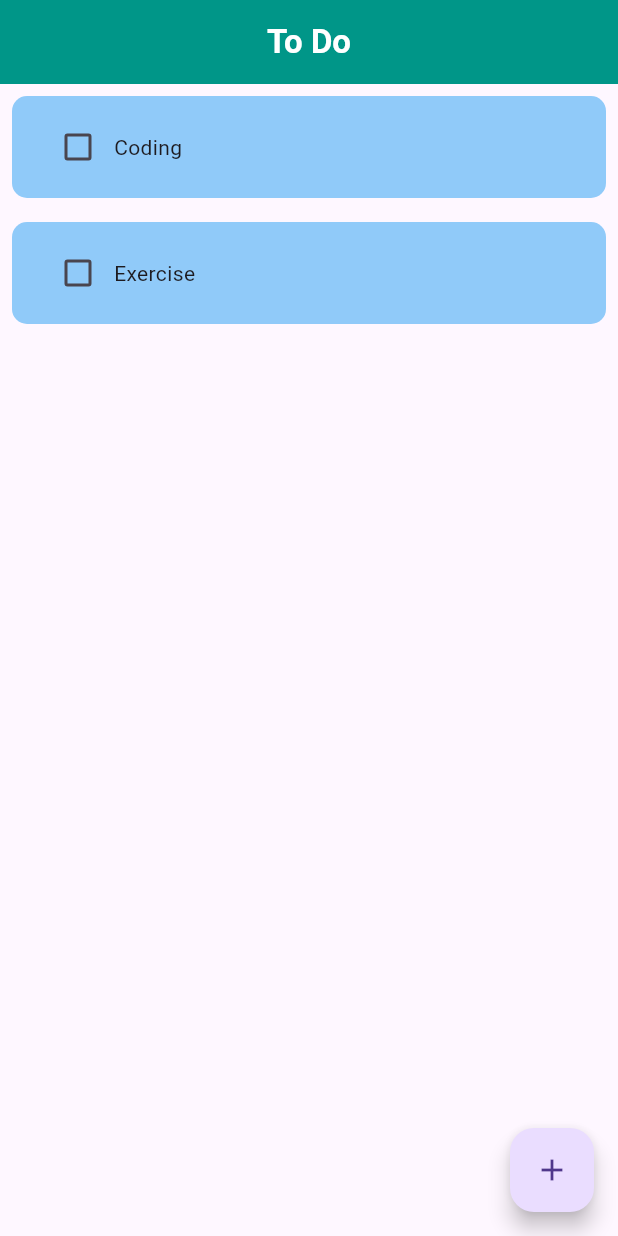
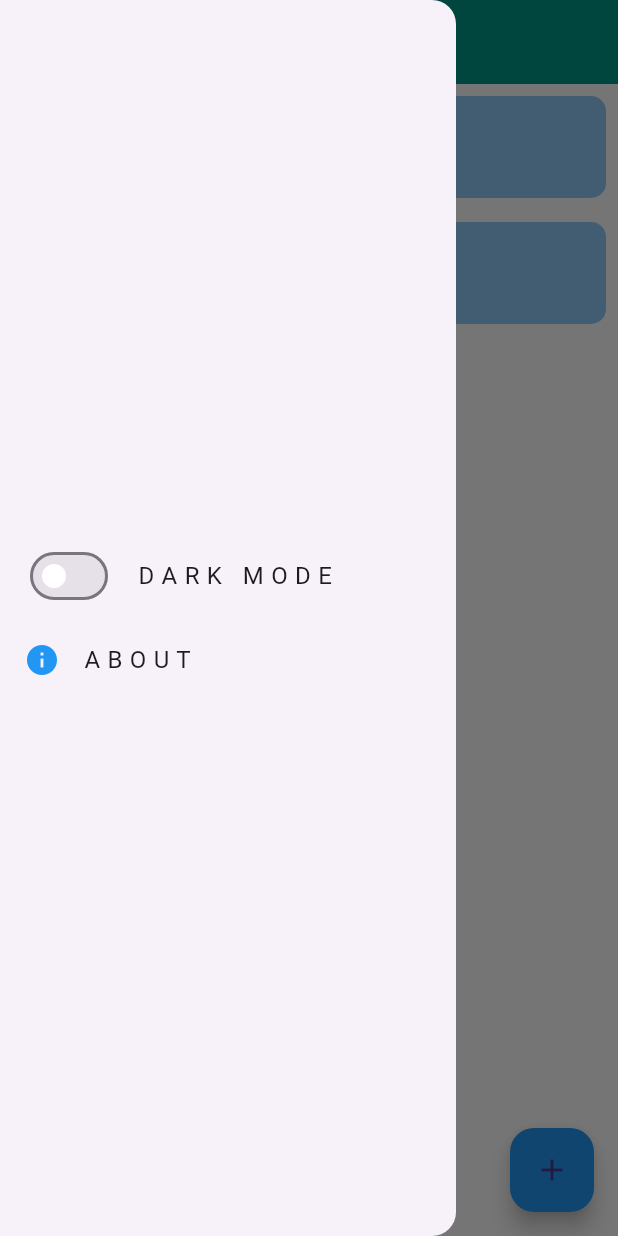
Before and after one commit to m21power/Planify_app, a Flutter app: the screen it shows after launch, with the side drawer open (before the commit the screen has no drawer), on a phone screen of 412 x 824 dp. Run offline on Flutter 3.47's test engine with Material 3 defaults, Android fonts, the phone set to English and light mode, and no system bars; drawn by our look-alikes of flutter_slidable; our stand-ins replace hive_flutter; accounts and stored records are empty.

Commit message:
switch and some theme settings added

```diff
--- a/lib/main.dart
+++ b/lib/main.dart
@@ -1,6 +1,8 @@
 import 'package:flutter/material.dart';
 import 'package:hive_flutter/hive_flutter.dart';
 import 'package:practice_app/pages/home_page.dart';
+import 'package:practice_app/settings/themes/dark_theme.dart';
+import 'package:practice_app/settings/themes/light_theme.dart';
 
 void main() async {
   // initialize hive
@@ -9,6 +11,9 @@ void main() async {
   await Hive.openBox('myBox');
   runApp(
     MaterialApp(
+      theme: LightTheme.themeData, // Apply light theme
+      darkTheme: DarkTheme.themeData, // Apply dark theme
+      themeMode: ThemeMode.light,
       debugShowCheckedModeBanner: false,
       home: HomePage(),
     ),
--- /dev/null
+++ b/lib/pages/drawer_page.dart
@@ -0,0 +1,43 @@
+import 'package:flutter/material.dart';
+import 'package:practice_app/pages/about_page.dart';
+
+class DrawerPage extends StatelessWidget {
+  Function(bool)? onChanged;
+  final isDarkMode;
+  DrawerPage({super.key, required this.onChanged, required this.isDarkMode});
+  @override
+  Widget build(BuildContext context) {
+    return Drawer(
+      child: Column(
+        mainAxisAlignment: MainAxisAlignment.center,
+        children: [
+          ListTile(
+            onTap: () {},
+            leading: Switch(
+              value: isDarkMode,
+              activeTrackColor: Colors.green,
+              onChanged: onChanged,
+              thumbColor: WidgetStateProperty.all(Colors.white),
+            ),
+            title: Text('D A R K   M O D E'),
+          ),
+          ListTile(
+            onTap: () {
+              Navigator.push(
+                context,
+                MaterialPageRoute(
+                  builder: (context) => AboutPage(),
+                ),
+              );
+            },
+            leading: Icon(
+              Icons.info,
+              color: Colors.blue,
+            ),
+            title: Text('A B O U T'),
+          ),
+        ],
+      ),
+    );
+  }
+}
--- a/lib/pages/home_page.dart
+++ b/lib/pages/home_page.dart
@@ -1,6 +1,9 @@
 import 'package:flutter/material.dart';
 import 'package:hive_flutter/hive_flutter.dart';
 import 'package:practice_app/data/todo_database.dart';
+import 'package:practice_app/pages/drawer_page.dart';
+import 'package:practice_app/settings/themes/dark_theme.dart';
+import 'package:practice_app/settings/themes/light_theme.dart';
 import 'package:practice_app/utils/dialog_box.dart';
 import 'package:practice_app/utils/todo_tile.dart';
 
@@ -59,13 +62,33 @@ class _HomePageState extends State<HomePage> {
     });
   }
 
+  // changing theme
+  void changeTheme(bool value) {
+    setState(() {
+      myBox.put('isDark', value);
+    });
+  }
+
   @override
   Widget build(BuildContext context) {
-    return Scaffold(
+    return MaterialApp(
+      theme: LightTheme.themeData, // Apply light theme
+      darkTheme: DarkTheme.themeData, // Apply dark theme
+      themeMode: myBox.get('isDark') == null
+          ? ThemeMode.system
+          : myBox.get('isDark')
+              ? ThemeMode.dark
+              : ThemeMode.light,
+      debugShowCheckedModeBanner: false,
+      home: Scaffold(
+        drawer: DrawerPage(
+          isDarkMode: myBox.get('isDark') == null ? false : myBox.get('isDark'),
+          onChanged: (value) => changeTheme(value),
+        ),
         appBar: AppBar(
           backgroundColor: Colors.teal,
           title: Text(
-          'To Do',
+            'My Planner',
             style: TextStyle(fontWeight: FontWeight.bold, color: Colors.white),
           ),
           centerTitle: true,
@@ -82,6 +105,7 @@ class _HomePageState extends State<HomePage> {
         ),
         floatingActionButton: FloatingActionButton(
             onPressed: showDialogBox, child: Icon(Icons.add)),
+      ),
     );
   }
 }
--- /dev/null
+++ b/lib/settings/themes/dark_theme.dart
@@ -0,0 +1,36 @@
+import 'package:flutter/material.dart';
+
+class DarkTheme {
+  static ThemeData get themeData {
+    return ThemeData(
+      inputDecorationTheme: InputDecorationTheme(
+        hintStyle: TextStyle(color: Colors.white70),
+        labelStyle: TextStyle(color: Colors.white),
+      ),
+      brightness: Brightness.dark,
+      primarySwatch: Colors.blueGrey,
+      scaffoldBackgroundColor: Colors.black,
+      appBarTheme: AppBarTheme(
+        backgroundColor: Colors.grey[900], // Dark background for app bar
+        titleTextStyle: TextStyle(
+          color: Colors.white,
+          fontSize: 20,
+        ),
+      ),
+      cardColor: Colors.grey[800], // Card color for to-do items
+      textTheme: TextTheme(
+        bodyLarge: TextStyle(color: Colors.white),
+        bodyMedium: TextStyle(color: Colors.white70),
+      ),
+      elevatedButtonTheme: ElevatedButtonThemeData(
+        style: ElevatedButton.styleFrom(
+          backgroundColor: Colors.blueGrey, // Button color in dark mode
+          foregroundColor: Colors.white, // Text color on buttons
+        ),
+      ),
+      floatingActionButtonTheme: FloatingActionButtonThemeData(
+        backgroundColor: Colors.blueGrey, // FAB color in dark mode
+      ),
+    );
+  }
+}
--- /dev/null
+++ b/lib/settings/themes/light_theme.dart
@@ -0,0 +1,32 @@
+import 'package:flutter/material.dart';
+
+class LightTheme {
+  static ThemeData get themeData {
+    return ThemeData(
+      brightness: Brightness.light,
+      primarySwatch: Colors.blue,
+      scaffoldBackgroundColor: Colors.white,
+      appBarTheme: AppBarTheme(
+        backgroundColor: Colors.blue, // Light theme app bar color
+        titleTextStyle: TextStyle(
+          color: Colors.white,
+          fontSize: 20,
+        ),
+      ),
+      cardColor: Colors.white, // Card color for to-do items
+      textTheme: TextTheme(
+        bodyLarge: TextStyle(color: Colors.black87),
+        bodyMedium: TextStyle(color: Colors.black54),
+      ),
+      elevatedButtonTheme: ElevatedButtonThemeData(
+        style: ElevatedButton.styleFrom(
+          backgroundColor: Colors.blue, // Button color in light mode
+          foregroundColor: Colors.white, // Text color on buttons
+        ),
+      ),
+      floatingActionButtonTheme: FloatingActionButtonThemeData(
+        backgroundColor: Colors.blue, // FAB color in light mode
+      ),
+    );
+  }
+}
--- a/lib/utils/todo_tile.dart
+++ b/lib/utils/todo_tile.dart
@@ -38,6 +38,9 @@ class TodoTile extends StatelessWidget {
               Text(
                 taskName,
                 style: TextStyle(
+                    fontSize: 18,
+                    color: Colors.black,
+                    fontWeight: FontWeight.bold,
                     decoration:
                         isCompleted ? TextDecoration.lineThrough : null),
               ),
```
Also changed, not shown: lib/pages/about_page.dart (added, +75 -0 lines). Lines whose indentation alone changed are shown as unchanged.
